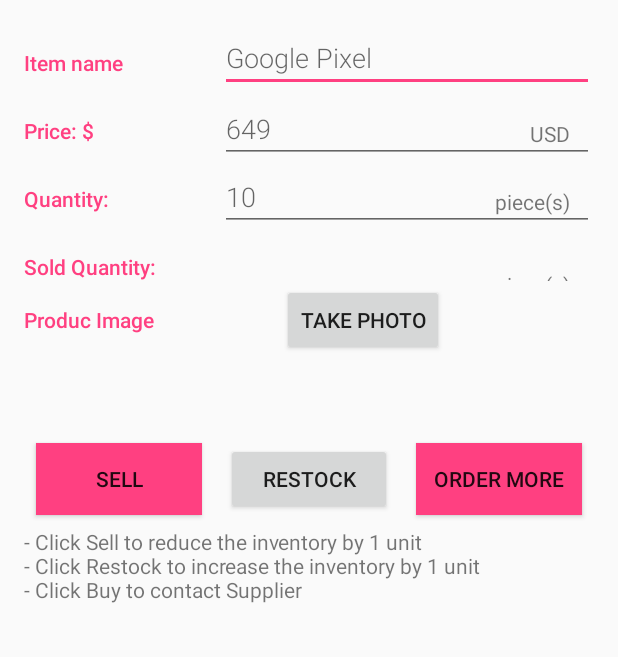
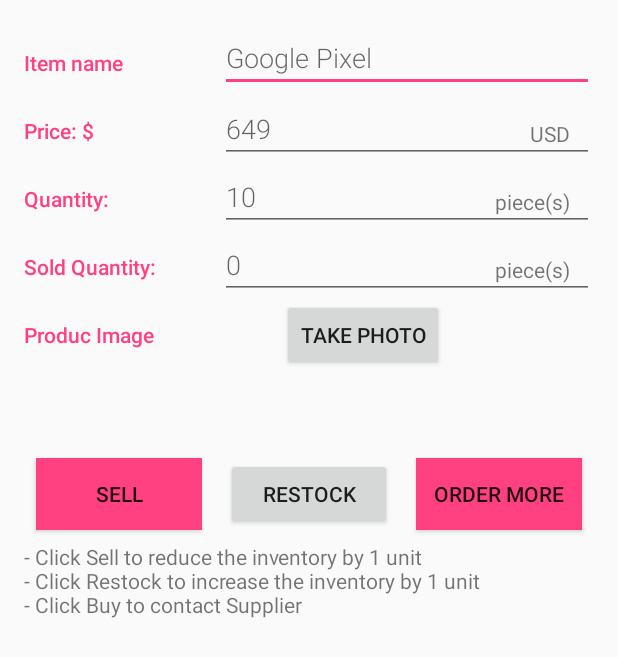
Before and after one commit to Minnovate/Inventory-App, an Android app: the layout content_main.xml on its own in the app's theme, with its tools: preview values and no code run, on a phone screen of 412 x 824 dp. Shown: the top 657 px of the screen. Run offline under Robolectric (Android 15) with nearby library versions, the phone set to English and light mode, and no system bars.

```diff
--- a/InventoryApp/app/src/main/java/com/example/android/inventoryapp/data/InvDbHelper.java
+++ b/InventoryApp/app/src/main/java/com/example/android/inventoryapp/data/InvDbHelper.java
@@ -26,7 +26,7 @@ public class InvDbHelper extends SQLiteOpenHelper{
                 + InvEntry.COLUMN_INV_PRICE + " INTEGER NOT NULL DEFAULT 0,"
                 + InvEntry.COLUMN_INV_QUANTITY + " INTEGER NOT NULL DEFAULT 0,"
                 + InvEntry.COLUMN_INV_SOLD + " INTEGER NOT NULL DEFAULT 0,"
-                + InvEntry.COLUMN_INV_IMAGE + " TEXT NOT NULL);";
+                + InvEntry.COLUMN_INV_IMAGE + " TEXT);";
         // Execute the SQL statement
         db.execSQL(SQL_CREATE_INV_TABLE);
     }
--- a/InventoryApp/app/src/main/java/com/example/android/inventoryapp/data/InvProvider.java
+++ b/InventoryApp/app/src/main/java/com/example/android/inventoryapp/data/InvProvider.java
@@ -94,6 +94,10 @@ public class InvProvider extends ContentProvider {
         Integer quantity = values.getAsInteger(InvEntry.COLUMN_INV_QUANTITY);
         if (quantity != null && quantity < 0) {
             throw new IllegalArgumentException("Please enter a valid quantity");
+        }
+        Integer sold = values.getAsInteger(InvEntry.COLUMN_INV_SOLD);
+        if (sold != null && sold <0 ) {
+            throw new IllegalArgumentException("Please enter a valid (> 0) sold quantity");
         }
         // Get writable database
         SQLiteDatabase database = mDbHelper.getWritableDatabase();
--- a/InventoryApp/app/src/main/res/layout/content_main.xml
+++ b/InventoryApp/app/src/main/res/layout/content_main.xml
@@ -127,8 +127,9 @@
             android:paddingLeft="4dp">
 
             <!-- Weight field -->
-            <TextView
+            <EditText
                 android:id="@+id/sold_quantity"
+                android:hint="0"
                 android:inputType="number"
                 style="@style/EditorFieldStyle" />
 
```
Also changed, not shown: InventoryApp/app/src/main/java/com/example/android/inventoryapp/ContentActivity.java (+9 -6 lines).
